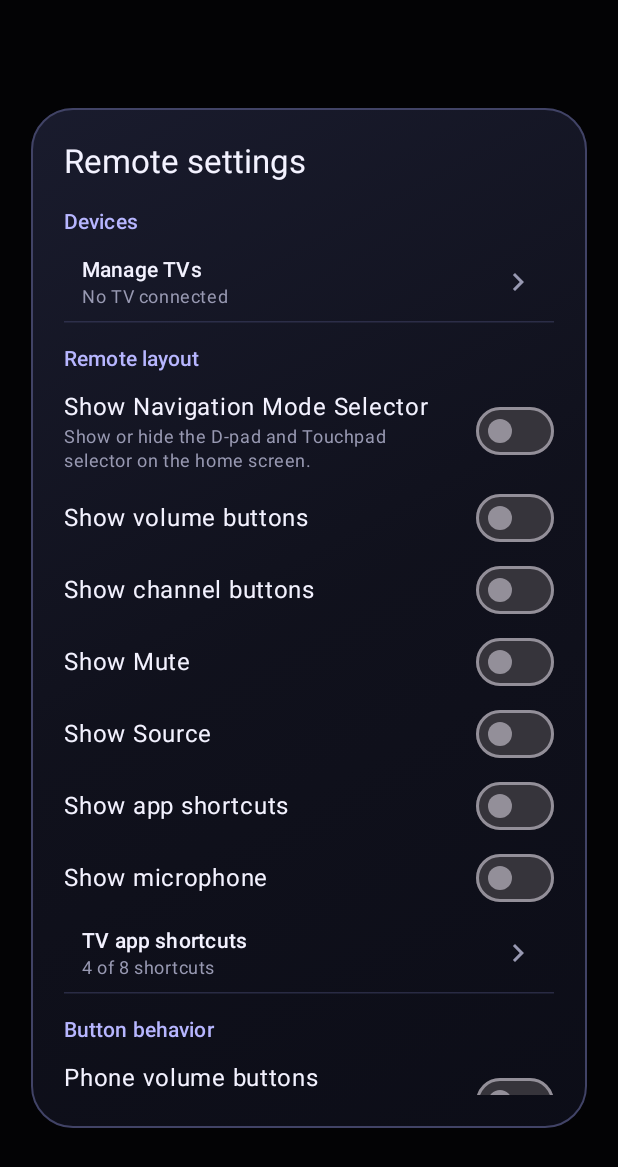
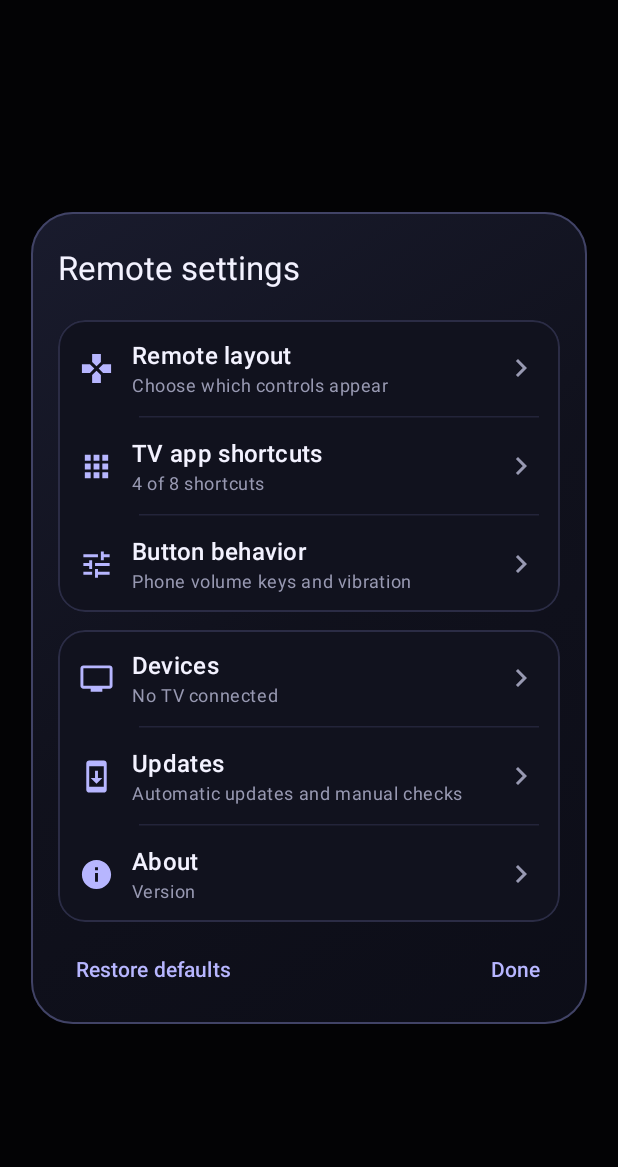
Before and after one commit to jurim007/android-tv-remote, an Android app built with Jetpack Compose: the composable RemoteSettingsDialog called with sample values from the repository, on a phone screen of 412 x 824 dp. Shown: the top 1167 px of the screen. Run offline under Robolectric (Android 15) with nearby library versions, the phone set to English and light mode, and no system bars; network calls fail.

Commit message:
refactor(settings): organize remote settings into focused pages

```diff
--- a/app/src/main/java/com/jurim007/androidtvremote/ui/RemoteScreen.kt
+++ b/app/src/main/java/com/jurim007/androidtvremote/ui/RemoteScreen.kt
@@ -86,6 +86,7 @@ import androidx.compose.runtime.key
 import androidx.compose.runtime.mutableStateOf
 import androidx.compose.runtime.remember
 import androidx.compose.runtime.saveable.rememberSaveable
+import androidx.compose.runtime.saveable.rememberSaveableStateHolder
 import androidx.compose.runtime.setValue
 import androidx.compose.runtime.rememberUpdatedState
 import androidx.compose.ui.Alignment
@@ -325,8 +326,10 @@ internal fun RemoteScreen(
                     .padding(bottom = 8.dp),
         )
     }
-    if (settingsOpen && connectionDialogMode == null) {
-        key(shortcutTvId) {
+    if (settingsOpen) {
+        val settingsState = rememberSaveableStateHolder()
+        if (connectionDialogMode == null) {
+            settingsState.SaveableStateProvider(shortcutTvId.orEmpty()) {
                 val tclInputsTvIds by viewModel.tclInputsTvIds.collectAsStateWithLifecycle()
                 RemoteSettingsDialog(
                     shortcuts = shortcuts,
@@ -343,6 +346,7 @@ internal fun RemoteScreen(
                     connectionState = connectionState,
                     onDismiss = { settingsOpen = false },
                 )
+            }
         }
     }
     connectionDialogMode?.let { mode ->
--- a/app/src/main/java/com/jurim007/androidtvremote/ui/RemoteSettingsDialog.kt
+++ b/app/src/main/java/com/jurim007/androidtvremote/ui/RemoteSettingsDialog.kt
@@ -37,6 +37,14 @@ import androidx.compose.foundation.text.KeyboardOptions
 import androidx.compose.foundation.verticalScroll
 import androidx.compose.foundation.selection.toggleable
 import androidx.compose.material.icons.Icons
+import androidx.compose.material.icons.automirrored.filled.ArrowBack
+import androidx.compose.material.icons.filled.Apps
+import androidx.compose.material.icons.filled.Gamepad
+import androidx.compose.material.icons.filled.Info
+import androidx.compose.material.icons.filled.SystemUpdate
+import androidx.compose.material.icons.filled.Tune
+import androidx.compose.material3.IconButton
+import androidx.compose.ui.graphics.vector.ImageVector
 import androidx.compose.material.icons.filled.Add
 import androidx.compose.material.icons.automirrored.filled.KeyboardArrowRight
 import androidx.compose.material.icons.filled.Tv
@@ -136,11 +144,14 @@ fun RemoteSettingsDialog(
 ) {
     var removeShortcut by remember { mutableStateOf<TvAppShortcut?>(null) }
     var restoreTarget by rememberSaveable { mutableStateOf<RestoreTarget?>(null) }
-    var showShortcuts by rememberSaveable { mutableStateOf(false) }
+    var page by rememberSaveable { mutableStateOf<SettingsPage?>(null) }
     var addingShortcut by rememberSaveable { mutableStateOf(false) }
     var editingPackageName by rememberSaveable { mutableStateOf<String?>(null) }
     val editingShortcut = shortcuts.firstOrNull { it.packageName == editingPackageName }
-    val scrollState = rememberScrollState()
+    val overviewScroll = rememberScrollState()
+    val scrollState = if (page == null) overviewScroll else key(page, addingShortcut, editingPackageName) {
+        rememberScrollState()
+    }
     var viewport by remember { mutableStateOf(Rect.Zero) }
     val editing = addingShortcut || editingShortcut != null
     val goBack = {
@@ -149,11 +160,10 @@ fun RemoteSettingsDialog(
                 addingShortcut = false
                 editingPackageName = null
             }
-            showShortcuts -> showShortcuts = false
+            page != null -> page = null
             else -> onDismiss()
         }
     }
-    LaunchedEffect(showShortcuts, editing) { scrollState.scrollTo(0) }
     Dialog(
         onDismissRequest = goBack,
         properties = DialogProperties(usePlatformDefaultWidth = false),
@@ -173,29 +183,38 @@ fun RemoteSettingsDialog(
                     RoundedCornerShape(28.dp),
                 )
                 .border(1.dp, RemoteBorder, RoundedCornerShape(28.dp))
-                .padding(22.dp)
-                .onGloballyPositioned { coordinates ->
-                    val topLeft = coordinates.positionInRoot()
-                    viewport = Rect(
-                        offset = topLeft,
-                        size = androidx.compose.ui.geometry.Size(
-                            coordinates.size.width.toFloat(), coordinates.size.height.toFloat(),
-                        ),
-                    )
+                .padding(horizontal = 18.dp, vertical = 12.dp),
+        ) {
+            Row(
+                verticalAlignment = Alignment.CenterVertically,
+                modifier = Modifier.fillMaxWidth().heightIn(min = 52.dp),
+            ) {
+                if (page != null) {
+                    IconButton(onClick = goBack) {
+                        Icon(Icons.AutoMirrored.Filled.ArrowBack, contentDescription = "Back", tint = RemoteAccent)
                     }
-                .verticalScroll(scrollState),
-        ) {
+                }
                 Text(
                     text = when {
                         editingShortcut != null -> "Edit TV app"
                         addingShortcut -> "Add TV app"
-                    showShortcuts -> "TV app shortcuts"
-                    else -> "Remote settings"
+                        else -> page?.title ?: "Remote settings"
                     },
                     color = RemoteText,
                     style = MaterialTheme.typography.titleLarge,
                 )
-            Spacer(Modifier.height(16.dp))
+            }
+            Spacer(Modifier.height(8.dp))
+            Column(
+                modifier = Modifier.weight(1f, fill = false)
+                    .onGloballyPositioned { coordinates ->
+                        val origin = coordinates.positionInRoot()
+                        viewport = Rect(origin, androidx.compose.ui.geometry.Size(
+                            coordinates.size.width.toFloat(), coordinates.size.height.toFloat(),
+                        ))
+                    }
+                    .verticalScroll(scrollState),
+            ) {
                 if (addingShortcut || editingShortcut != null) {
                     AddTvAppForm(
                         existingShortcuts = shortcuts,
@@ -219,7 +238,19 @@ fun RemoteSettingsDialog(
                             editingPackageName = null
                         },
                     )
-            } else if (showShortcuts) {
+                } else {
+                    val connectionDescription = when (connectionState.phase) {
+                        TvConnectionPhase.CONNECTED ->
+                            "Connected to ${connectionState.device?.name ?: "TV"}"
+                        TvConnectionPhase.DISCOVERING -> "Searching for TVs"
+                        TvConnectionPhase.CONNECTING -> "Connecting to TV"
+                        TvConnectionPhase.PAIRING -> "Pairing with TV"
+                        TvConnectionPhase.ERROR -> connectionState.message ?: "Connection error"
+                        TvConnectionPhase.DISCONNECTED -> "No TV connected"
+                    }
+                    when (page) {
+                        null -> SettingsOverview(shortcuts.size, connectionDescription) { page = it }
+                        SettingsPage.SHORTCUTS -> {
                             Text(
                                 text = "Add up to eight shortcuts by app name or package ID.",
                                 color = RemoteMuted,
@@ -264,21 +295,8 @@ fun RemoteSettingsDialog(
                                     Text("Restore default shortcuts")
                                 }
                             }
-                Spacer(Modifier.height(8.dp))
-                TextButton(onClick = goBack, modifier = Modifier.align(Alignment.End)) {
-                    Text("Back")
                         }
-            } else {
-                val connectionDescription = when (connectionState.phase) {
-                    TvConnectionPhase.CONNECTED ->
-                        "Connected to ${connectionState.device?.name ?: "TV"}"
-                    TvConnectionPhase.DISCOVERING -> "Searching for TVs"
-                    TvConnectionPhase.CONNECTING -> "Connecting to TV"
-                    TvConnectionPhase.PAIRING -> "Pairing with TV"
-                    TvConnectionPhase.ERROR -> connectionState.message ?: "Connection error"
-                    TvConnectionPhase.DISCONNECTED -> "No TV connected"
-                }
-                SettingsSection("Devices") {
+                        SettingsPage.DEVICES -> {
                             SettingsLink("Manage TVs", connectionDescription, onManageTvs)
                             if (connectionState.phase == TvConnectionPhase.CONNECTED) {
                                 connectionState.device?.let { tv ->
@@ -290,7 +308,7 @@ fun RemoteSettingsDialog(
                                 }
                             }
                         }
-                SettingsSection("Remote layout") {
+                        SettingsPage.LAYOUT -> {
                             SettingsToggle(
                                 title = "Show Navigation Mode Selector",
                                 detail = "Show or hide the D-pad and Touchpad selector on the home screen.",
@@ -299,11 +317,8 @@ fun RemoteSettingsDialog(
                             CONTROL_OPTIONS.forEach { (option, label) ->
                                 SettingsToggle(label, enabled = option in options) { onOptionChange(option, it) }
                             }
-                    SettingsLink("TV app shortcuts", "${shortcuts.size} of $MAX_TV_SHORTCUTS shortcuts", {
-                        showShortcuts = true
-                    })
                         }
-                SettingsSection("Button behavior") {
+                        SettingsPage.BEHAVIOR -> {
                             SettingsToggle(
                                 title = "Phone volume buttons",
                                 detail = "Adjust TV volume with the phone’s volume keys when connected.",
@@ -314,7 +329,7 @@ fun RemoteSettingsDialog(
                                 enabled = RemoteOption.VIBRATION in options,
                             ) { onOptionChange(RemoteOption.VIBRATION, it) }
                         }
-                SettingsSection("About") {
+                        SettingsPage.ABOUT -> {
                             AboutRow("Version") {
                                 Text(BuildConfig.VERSION_NAME, color = RemoteText)
                             }
@@ -322,7 +337,7 @@ fun RemoteSettingsDialog(
                                 AboutRow("Author") { GitHubAuthorBadge(BuildConfig.GITHUB_AUTHOR) }
                             }
                         }
-                SettingsSection("Updates") {
+                        SettingsPage.UPDATES -> {
                             SettingsToggle(
                                 title = "Automatic Updates",
                                 detail = "Check GitHub when TVControl opens and allow automatic downloads and installation.",
@@ -348,6 +363,11 @@ fun RemoteSettingsDialog(
                                 onClick = onCheckForUpdates,
                             )
                         }
+                    }
+                }
+            }
+            if (page == null) {
+                Spacer(Modifier.height(8.dp))
                 Row(
                     modifier = Modifier.fillMaxWidth(),
                     horizontalArrangement = Arrangement.SpaceBetween,
@@ -405,12 +425,52 @@ private val CONTROL_OPTIONS = listOf(
 )
 
 @Composable
-private fun SettingsSection(title: String, content: @Composable () -> Unit) {
-    Text(title, color = RemoteAccent, style = MaterialTheme.typography.titleSmall)
-    Spacer(Modifier.height(4.dp))
-    content()
-    HorizontalDivider(color = RemoteBorder.copy(alpha = 0.55f))
-    Spacer(Modifier.height(14.dp))
+private fun SettingsOverview(shortcutCount: Int, connectionDescription: String, onOpen: (SettingsPage) -> Unit) {
+    val summaries = mapOf(
+        SettingsPage.LAYOUT to "Choose which controls appear",
+        SettingsPage.SHORTCUTS to "$shortcutCount of $MAX_TV_SHORTCUTS shortcuts",
+        SettingsPage.BEHAVIOR to "Phone volume keys and vibration",
+        SettingsPage.DEVICES to connectionDescription,
+        SettingsPage.UPDATES to "Automatic updates and manual checks",
+        SettingsPage.ABOUT to "Version ${BuildConfig.VERSION_NAME}",
+    )
+    SettingsPage.entries.chunked(3).forEachIndexed { group, pages ->
+        if (group > 0) Spacer(Modifier.height(12.dp))
+        Column(
+            Modifier.clip(RoundedCornerShape(18.dp))
+                .background(RemoteSurface)
+                .border(1.dp, RemoteBorder.copy(alpha = 0.55f), RoundedCornerShape(18.dp)),
+        ) {
+            pages.forEachIndexed { index, destination ->
+                if (index > 0) HorizontalDivider(
+                    modifier = Modifier.padding(start = 54.dp, end = 14.dp),
+                    color = RemoteBorder.copy(alpha = 0.38f),
+                )
+                Row(
+                    Modifier.fillMaxWidth().clickable { onOpen(destination) }
+                        .padding(horizontal = 14.dp, vertical = 12.dp),
+                    verticalAlignment = Alignment.CenterVertically,
+                    horizontalArrangement = Arrangement.spacedBy(12.dp),
+                ) {
+                    Icon(destination.icon, null, Modifier.size(23.dp), tint = RemoteAccent)
+                    Column(Modifier.weight(1f)) {
+                        Text(destination.title, color = RemoteText, style = MaterialTheme.typography.titleMedium)
+                        Text(summaries.getValue(destination), color = RemoteMuted, style = MaterialTheme.typography.bodySmall)
+                    }
+                    Icon(Icons.AutoMirrored.Filled.KeyboardArrowRight, null, tint = RemoteMuted)
+                }
+            }
+        }
+    }
+}
+
+private enum class SettingsPage(val title: String, val icon: ImageVector) {
+    LAYOUT("Remote layout", Icons.Filled.Gamepad),
+    SHORTCUTS("TV app shortcuts", Icons.Filled.Apps),
+    BEHAVIOR("Button behavior", Icons.Filled.Tune),
+    DEVICES("Devices", Icons.Filled.Tv),
+    UPDATES("Updates", Icons.Filled.SystemUpdate),
+    ABOUT("About", Icons.Filled.Info),
 }
 
 @Composable
@@ -470,7 +530,7 @@ private fun SettingsToggle(
             .fillMaxWidth()
             .toggleable(value = enabled, role = Role.Switch, onValueChange = onChange)
             .heightIn(min = 48.dp)
-            .padding(vertical = 6.dp),
+            .padding(vertical = 10.dp),
         horizontalArrangement = Arrangement.spacedBy(12.dp),
         verticalAlignment = Alignment.CenterVertically,
     ) {
```
Also changed, not shown: 2 other files. Lines whose indentation alone changed are shown as unchanged.
